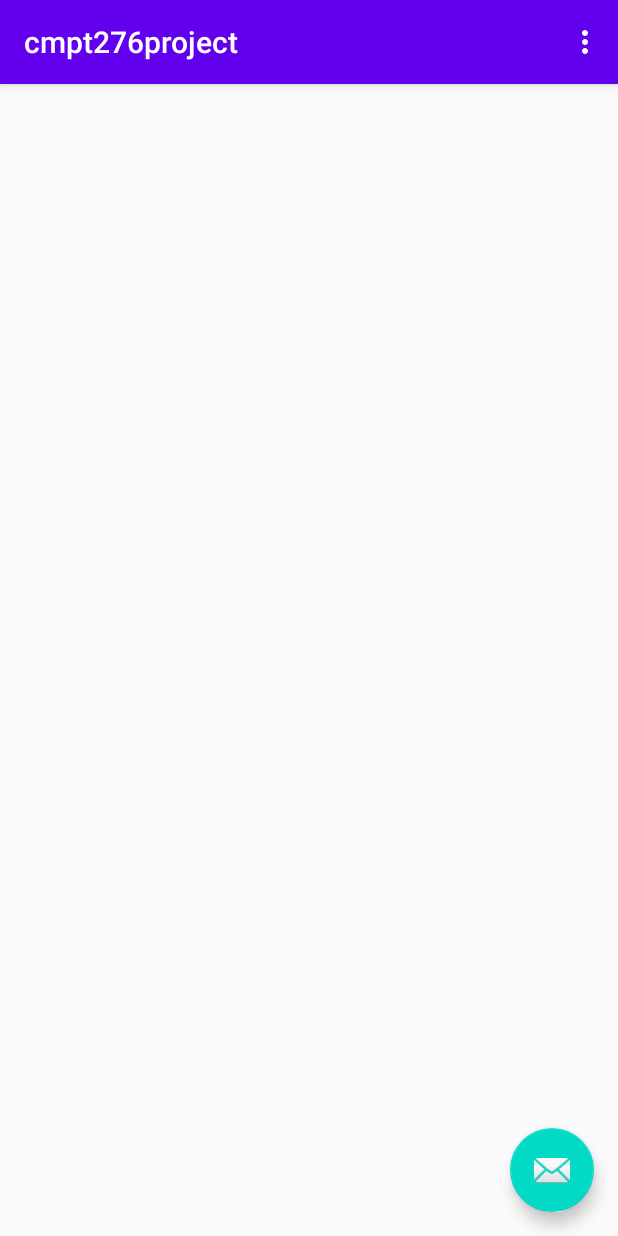
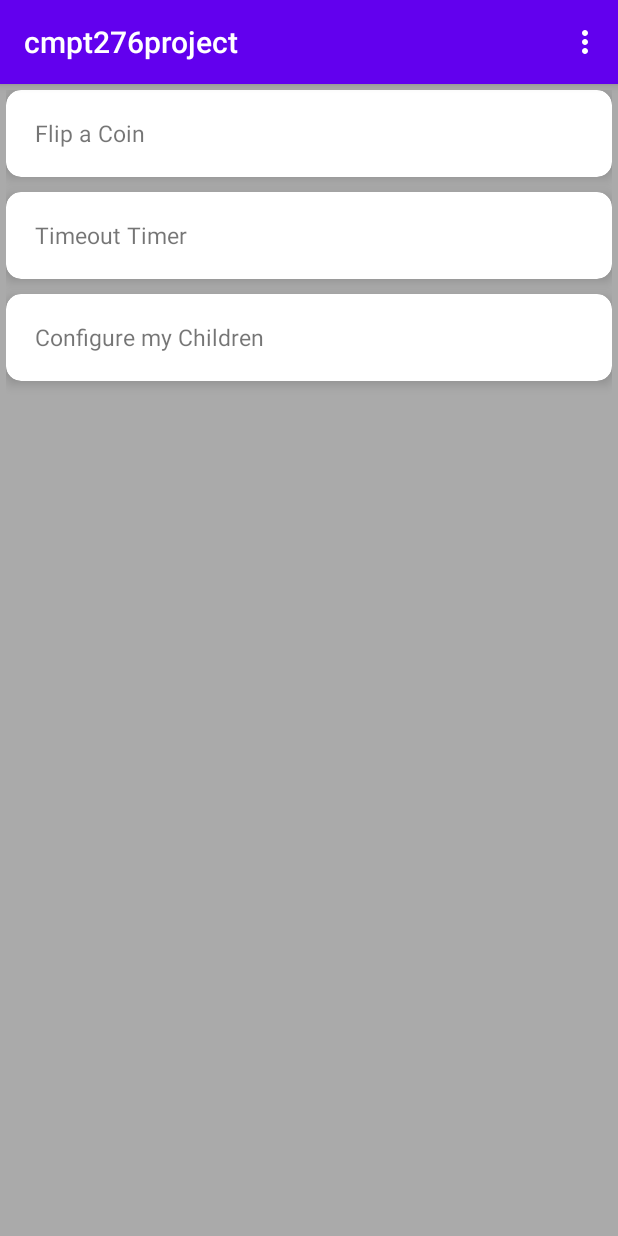
Before and after one commit to zeyongj/Pratical-Parent-Application, an Android app: the screen it shows after launch (MainActivity), on a phone screen of 412 x 824 dp. Run offline under Robolectric (Android 15) with nearby library versions, the phone set to English and light mode, and no system bars.

Commit message:
Make main menu with RecyclerView

```diff
--- /dev/null
+++ b/app/src/main/java/com/example/cmpt276project/model/MainMenuAdapter.java
@@ -0,0 +1,67 @@
+package com.example.cmpt276project.model;
+
+import android.content.Intent;
+import android.view.LayoutInflater;
+import android.view.View;
+import android.view.ViewGroup;
+import android.widget.TextView;
+import android.widget.Toast;
+
+import androidx.annotation.NonNull;
+import androidx.recyclerview.widget.RecyclerView;
+
+import com.example.cmpt276project.R;
+import com.example.cmpt276project.ui.ChildListActivity;
+
+// Class to set up the RecyclerView Menu for the Main Menu
+// Each button leads to its respective activity
+public class MainMenuAdapter extends RecyclerView.Adapter<MainMenuAdapter.MainMenuViewHolder> {
+    // String array that will contain menu name strings
+    private String[] menuNames;
+
+    public static class MainMenuViewHolder extends RecyclerView.ViewHolder implements View.OnClickListener{
+        public TextView menuName;
+
+        public MainMenuViewHolder(@NonNull View itemView) {
+            super(itemView);
+            menuName = itemView.findViewById(R.id.menuname);
+            itemView.setOnClickListener(this);
+        }
+
+        @Override
+        public void onClick(View v) {
+            // Set buttons to be clickable
+            switch(getAdapterPosition()) {
+                case 0: // Go to Coin Flip Activity
+                    Toast.makeText(v.getContext(), "0000", Toast.LENGTH_SHORT).show();
+                    break;
+                case 1: // Go to Timeout Activity
+                    Toast.makeText(v.getContext(), "1111", Toast.LENGTH_SHORT).show();
+                    break;
+                case 2: // Go to Child Configuration Activity
+                    Intent configChildIntent = new Intent(v.getContext(), ChildListActivity.class);
+                    v.getContext().startActivity(configChildIntent);
+                    break;
+            }
+        }
+    }
+
+    @NonNull
+    @Override
+    public MainMenuViewHolder onCreateViewHolder(@NonNull ViewGroup parent, int viewType) {
+        // Set menu name strings and inflate layout
+        menuNames = parent.getContext().getResources().getStringArray(R.array.MenuNames);
+        View mainMenuLayout = LayoutInflater.from(parent.getContext()).inflate(R.layout.content_main, parent, false);
+        return new MainMenuViewHolder(mainMenuLayout);
+    }
+
+    @Override
+    public void onBindViewHolder(@NonNull MainMenuViewHolder holder, int position) {
+        holder.menuName.setText(menuNames[position]);
+    }
+
+    @Override
+    public int getItemCount() {
+        return 3; // Set at 3 as there will only be 3 items in the Main Menu
+    }
+}
--- a/app/src/main/java/com/example/cmpt276project/ui/MainActivity.java
+++ b/app/src/main/java/com/example/cmpt276project/ui/MainActivity.java
@@ -4,11 +4,14 @@ import android.content.Intent;
 import android.os.Bundle;
 
 import com.example.cmpt276project.R;
+import com.example.cmpt276project.model.MainMenuAdapter;
 import com.google.android.material.floatingactionbutton.FloatingActionButton;
 import com.google.android.material.snackbar.Snackbar;
 
 import androidx.appcompat.app.AppCompatActivity;
 import androidx.appcompat.widget.Toolbar;
+import androidx.recyclerview.widget.LinearLayoutManager;
+import androidx.recyclerview.widget.RecyclerView;
 
 import android.view.View;
 
@@ -20,6 +23,7 @@ import android.view.MenuItem;
 
 public class MainActivity extends AppCompatActivity {
 
+    MainMenuAdapter mainMenuAdapter;
     @Override
     protected void onCreate(Bundle savedInstanceState) {
         super.onCreate(savedInstanceState);
@@ -27,16 +31,7 @@ public class MainActivity extends AppCompatActivity {
         Toolbar toolbar = findViewById(R.id.toolbar);
         setSupportActionBar(toolbar);
 
-        // Make the FloatingActionButton go to the ChildListActivity for now
-        // Change this when we decide on the design
-        FloatingActionButton fab = findViewById(R.id.fab);
-        fab.setOnClickListener(new View.OnClickListener() {
-            @Override
-            public void onClick(View view) {
-                Intent intent = new Intent(MainActivity.this, ChildListActivity.class);
-                startActivity(intent);
-            }
-        });
+        buildMenuView();
     }
 
     @Override
@@ -60,4 +55,18 @@ public class MainActivity extends AppCompatActivity {
 
         return super.onOptionsItemSelected(item);
     }
+
+    public void buildMenuView() {
+        // Find ID of RecyclerView
+        RecyclerView menuRecyclerView = findViewById(R.id.mainmenuview);
+        menuRecyclerView.setHasFixedSize(true);
+
+        // Set Layout for the RecyclerView
+        RecyclerView.LayoutManager menuLayoutManager = new LinearLayoutManager(this);
+        menuRecyclerView.setLayoutManager(menuLayoutManager);
+
+        // Set Adapter for the RecyclerView
+        mainMenuAdapter = new MainMenuAdapter();
+        menuRecyclerView.setAdapter(mainMenuAdapter);
+    }
 }
--- a/app/src/main/res/layout/activity_main.xml
+++ b/app/src/main/res/layout/activity_main.xml
@@ -1,5 +1,5 @@
 <?xml version="1.0" encoding="utf-8"?>
-<androidx.coordinatorlayout.widget.CoordinatorLayout xmlns:android="http://schemas.android.com/apk/res/android"
+<RelativeLayout xmlns:android="http://schemas.android.com/apk/res/android"
     xmlns:app="http://schemas.android.com/apk/res-auto"
     xmlns:tools="http://schemas.android.com/tools"
     android:layout_width="match_parent"
@@ -20,14 +20,13 @@
 
     </com.google.android.material.appbar.AppBarLayout>
 
-    <include layout="@layout/content_main" />
+    <androidx.recyclerview.widget.RecyclerView
+        android:id="@+id/mainmenuview"
+        android:layout_width="match_parent"
+        android:layout_height="match_parent"
+        android:layout_marginTop="?android:attr/actionBarSize"
+        android:padding="4dp"
+        android:background="@android:color/darker_gray"
+        android:scrollbars="vertical"/>
 
-    <com.google.android.material.floatingactionbutton.FloatingActionButton
-        android:id="@+id/fab"
-        android:layout_width="wrap_content"
-        android:layout_height="wrap_content"
-        android:layout_gravity="bottom|end"
-        android:layout_margin="@dimen/fab_margin"
-        app:srcCompat="@android:drawable/ic_dialog_email" />
-
-</androidx.coordinatorlayout.widget.CoordinatorLayout>
+</RelativeLayout>
--- a/app/src/main/res/layout/content_main.xml
+++ b/app/src/main/res/layout/content_main.xml
@@ -1,7 +1,26 @@
 <?xml version="1.0" encoding="utf-8"?>
-<androidx.constraintlayout.widget.ConstraintLayout xmlns:android="http://schemas.android.com/apk/res/android"
+<androidx.cardview.widget.CardView xmlns:android="http://schemas.android.com/apk/res/android"
+    android:layout_width="match_parent"
+    android:layout_height="wrap_content"
     xmlns:app="http://schemas.android.com/apk/res-auto"
-    android:layout_width="match_parent"
-    android:layout_height="match_parent"
-    app:layout_behavior="@string/appbar_scrolling_view_behavior">
-</androidx.constraintlayout.widget.ConstraintLayout>
+    app:cardCornerRadius="10dp"
+    android:layout_marginBottom="10dp"
+    app:cardElevation="5dp">
+
+    <RelativeLayout
+        android:layout_width="match_parent"
+        android:layout_height="50dp"
+        android:layout_margin="4dp">
+
+        <TextView
+            android:id="@+id/menuname"
+            android:layout_width="wrap_content"
+            android:layout_height="match_parent"
+            android:gravity="center_vertical"
+            android:textSize="15sp"
+            android:layout_marginStart="15sp"
+            android:text=""/>
+
+
+    </RelativeLayout>
+</androidx.cardview.widget.CardView>
--- a/app/src/main/res/values/strings.xml
+++ b/app/src/main/res/values/strings.xml
@@ -19,4 +19,10 @@
     <string name="OK">OK</string>
     <string name="Cancel">Cancel</string>
     <string name="EditChildName">Edit Child Name</string>
+
+    <string-array name="MenuNames">
+        <item>Flip a Coin</item>
+        <item>Timeout Timer</item>
+        <item>Configure my Children</item>
+    </string-array>
 </resources>
```
